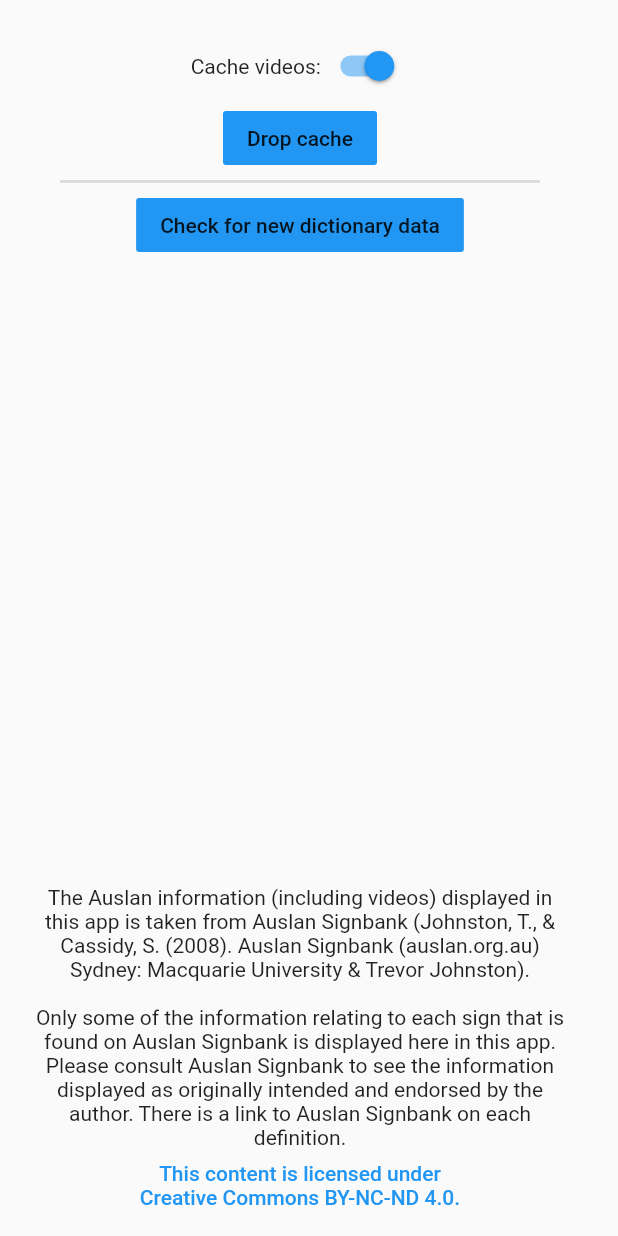
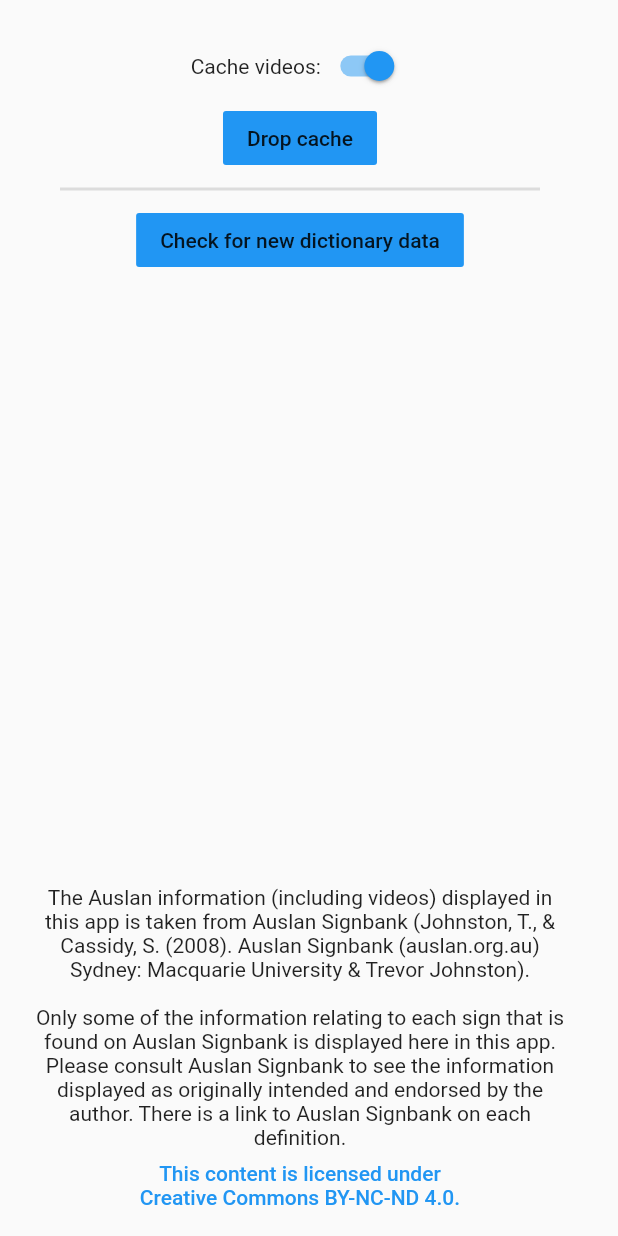
Before and after one commit to banool/auslan_dictionary, a Flutter app: the SettingsPage widget shown alone on an empty page, opened directly, after a tap on "Check for new dictionary data", on a phone screen of 412 x 824 dp. Run offline on Flutter 3.47's test engine with Material 2 defaults, Android fonts, the phone set to English and light mode, and no system bars; our stand-ins replace carousel_slider, dots_indicator, flutter_cache_manager, shared_preferences, video_player; missing offline and left inert: edit_distance; accounts and stored records are empty; network calls fail; project files that could hold a hidden picture were left out.

Commit message:
Fix typo

```diff
--- a/lib/settings_page.dart
+++ b/lib/settings_page.dart
@@ -76,7 +76,7 @@
                         },
                         color: MAIN_COLOR),
                     Divider(
-                      height: 10,
+                      height: 20,
                       thickness: 2,
                       indent: 20,
                       endIndent: 20,
@@ -87,7 +87,7 @@
                           bool updated = await getNewData(true);
                           String message;
                           if (updated) {
-                            message = "Successfully updated dictioary data";
+                            message = "Successfully updated dictionary data";
                           } else {
                             message = "Data is already up to date";
                           }
--- a/pubspec.yaml
+++ b/pubspec.yaml
@@ -15,7 +15,7 @@
 # In iOS, build-name is used as CFBundleShortVersionString while build-number used as CFBundleVersion.
 # Read more about iOS versioning at
 # https://developer.apple.com/library/archive/documentation/General/Reference/InfoPlistKeyReference/Articles/CoreFoundationKeys.html
-version: 1.5.17+417
+version: 1.5.19+419
 
 environment:
   sdk: '>=2.12.0 <3.0.0'
```
